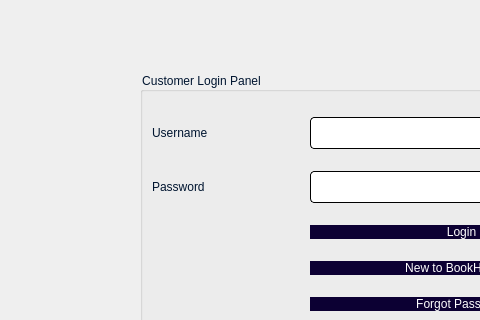
Before: the Qt Designer form BookHaven_(library+bookshop)/customer_login.ui in akibhaider/BOOK_HAVEN, drawn with Qt 5; both pictures show x 0 to 480 and y 378 to 698 of the 759 by 783 pixel window.
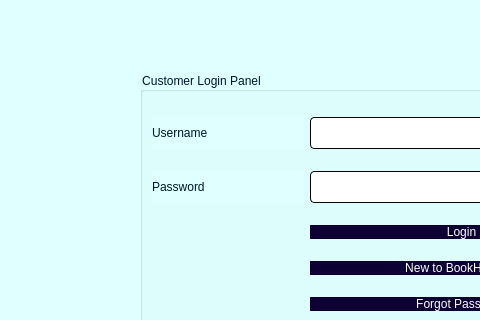
After: the same form once the commit is applied. Icons and pictures are not drawn.

Diff of the .ui file:
```diff
--- a/BookHaven_(library+bookshop)/customer_login.ui
+++ b/BookHaven_(library+bookshop)/customer_login.ui
@@ -13,6 +13,9 @@
   <property name="windowTitle">
    <string>Dialog</string>
   </property>
+  <property name="styleSheet">
+   <string notr="true">background-color: rgb(224, 255, 255);</string>
+  </property>
   <widget class="QWidget" name="layoutWidget">
    <property name="geometry">
     <rect>
```
